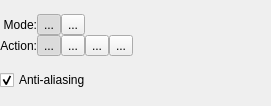
Qt form libs/ui/forms/wdgselectionoptions.ui (KDE/krita) before a commit.
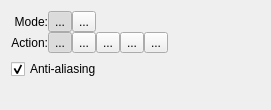
The same form after that commit. Custom widgets are drawn as their Qt base class.

```diff
--- a/libs/ui/forms/wdgselectionoptions.ui
+++ b/libs/ui/forms/wdgselectionoptions.ui
@@ -7,25 +7,10 @@
     <x>0</x>
     <y>0</y>
     <width>271</width>
-    <height>106</height>
+    <height>110</height>
    </rect>
   </property>
-  <layout class="QGridLayout" name="gridLayout_2">
-   <property name="leftMargin">
-    <number>0</number>
-   </property>
-   <property name="topMargin">
-    <number>0</number>
-   </property>
-   <property name="rightMargin">
-    <number>0</number>
-   </property>
-   <property name="bottomMargin">
-    <number>0</number>
-   </property>
-   <property name="spacing">
-    <number>0</number>
-   </property>
+  <layout class="QFormLayout" name="formLayout">
    <item row="0" column="0">
     <layout class="QGridLayout" name="gridLayout">
      <property name="spacing">
@@ -156,9 +141,28 @@
        </property>
       </widget>
      </item>
+     <item row="1" column="8">
+      <widget class="KoGroupButton" name="symmetricdifference">
+       <property name="toolTip">
+        <string>Symmetric Difference</string>
+       </property>
+       <property name="toolTipDuration">
+        <number>-1</number>
+       </property>
+       <property name="text">
+        <string>...</string>
+       </property>
+       <property name="checkable">
+        <bool>true</bool>
+       </property>
+       <property name="autoRaise">
+        <bool>false</bool>
+       </property>
+      </widget>
+     </item>
     </layout>
    </item>
-   <item row="0" column="2">
+   <item row="0" column="1">
     <spacer name="horizontalSpacer">
      <property name="orientation">
       <enum>Qt::Horizontal</enum>
```
